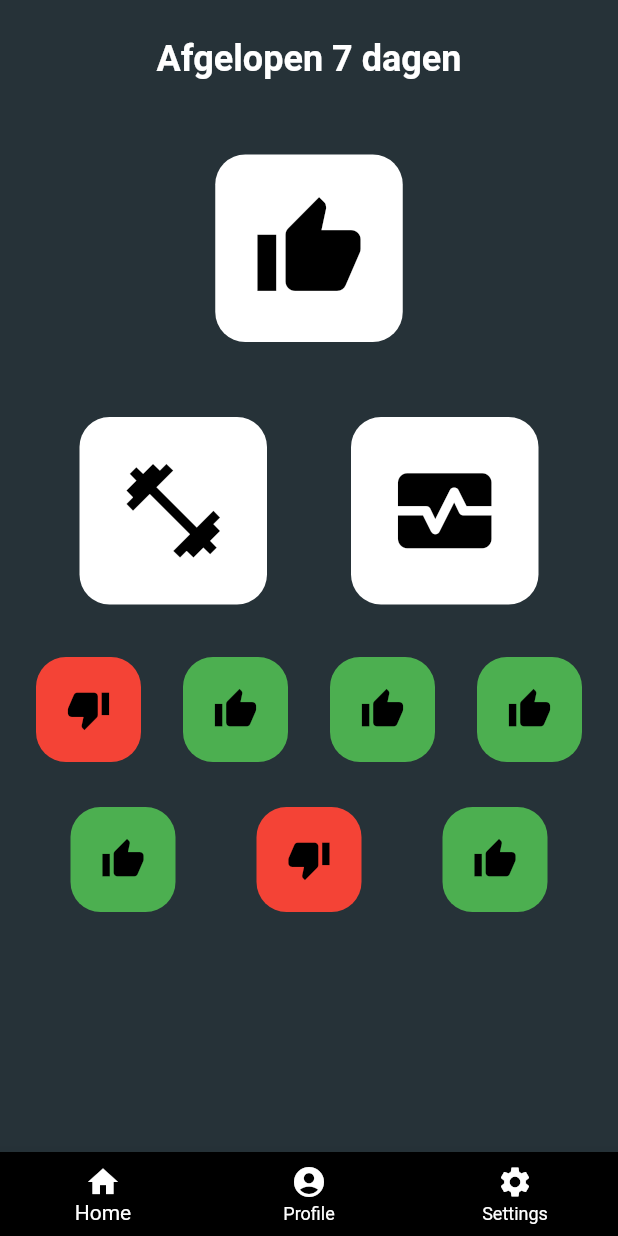
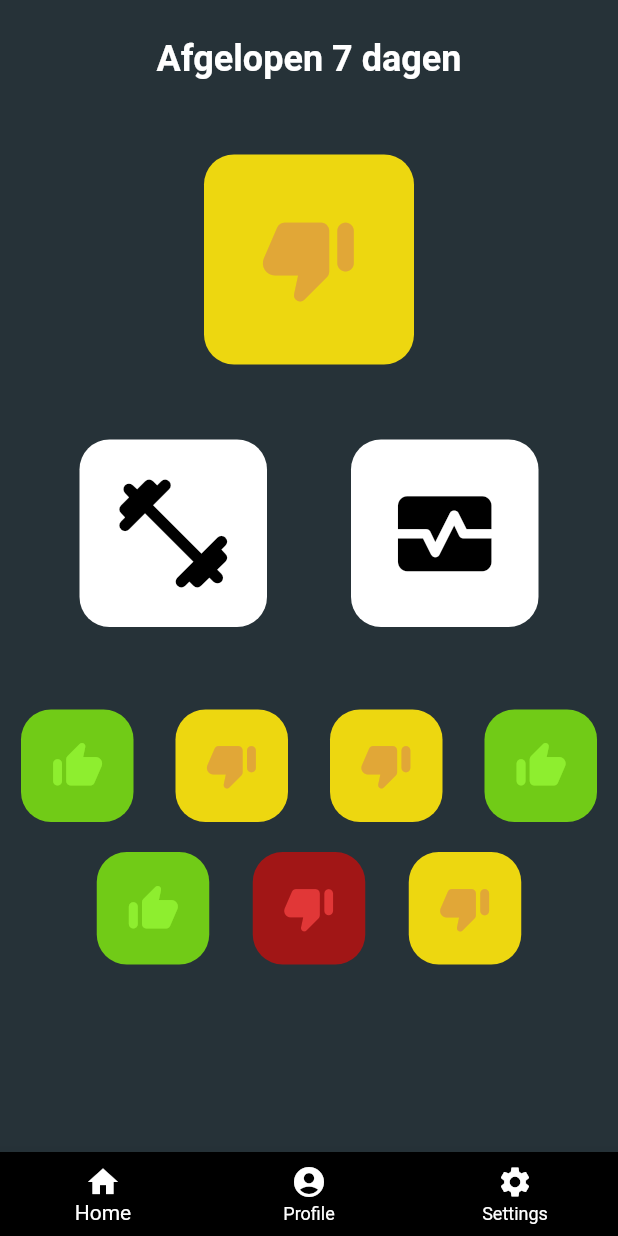
Before and after one commit to DwarfNinja/buddy-watch-app, a Flutter app: the screen it shows once a user with an empty profile is signed in, on a phone screen of 412 x 824 dp. Run offline on Flutter 3.47's test engine with Material 2 defaults, Android fonts, the phone set to English and light mode, and no system bars; our stand-ins replace supabase_flutter; missing offline and left inert: flutter_rating_native; accounts and stored records are empty; network calls fail.

Commit message:
Refactor: restyle and restructure dashboard
Restyle and restructure  to better reflect wireframes

```diff
--- a/lib/views/dashboard.dart
+++ b/lib/views/dashboard.dart
@@ -1,4 +1,5 @@
 import 'package:buddywatch_app/views/healthbook.dart';
+import 'package:buddywatch_app/widgets/thumb_indicator.dart';
 import 'package:flutter/material.dart';
 
 class Dashboard extends StatefulWidget {
@@ -20,10 +21,8 @@ class _DashboardState extends State<Dashboard> {
                 children: [
                   const Padding(
                     padding: EdgeInsets.all(25),
-                    //apply padding to all four sides
                     child: Align(
                         alignment: Alignment.center,
-                        // Align however you like (i.e .centerRight, centerLeft)
                         child: Text(
                           'Afgelopen 7 dagen',
                           textAlign: TextAlign.center,
@@ -33,26 +32,13 @@ class _DashboardState extends State<Dashboard> {
                             color: Colors.white,
                             fontSize: 24,
                           ),
-                        )),
+                        ),
+                    ),
                   ),
-                  Padding(
-                    padding: const EdgeInsets.all(25),
+                  const Padding(
+                    padding: EdgeInsets.all(25),
                     //apply padding to all four sides
-                    child: Container(
-                        height: 125.0,
-                        width: 125.0,
-                        color: Colors.transparent,
-                        child: Container(
-                          decoration: const BoxDecoration(
-                              color: Colors.white,
-                              borderRadius:
-                              BorderRadius.all(Radius.circular(20.0))),
-                          child: const Icon(
-                            Icons.thumb_up,
-                            color: Colors.black,
-                            size: 75.0,
-                          ),
-                        )),
+                    child: ThumbIndicator(size: 140, iconSize: 65, indication: Indication.warning)
                   ),
                   Padding(
                     padding: const EdgeInsets.all(25),
@@ -60,39 +46,38 @@ class _DashboardState extends State<Dashboard> {
                     child: Row(
                       mainAxisAlignment: MainAxisAlignment.spaceAround,
                       children: <Widget>[
-                        Container(
-                            height: 125.0,
-                            width: 125.0,
-                            color: Colors.transparent,
+                        SizedBox(
+                            height: 125,
+                            width: 125,
                             child: Container(
                               decoration: const BoxDecoration(
                                   color: Colors.white,
                                   borderRadius: BorderRadius.all(
-                                      Radius.circular(20.0))),
+                                      Radius.circular(20.0),
+                                  ),
+                              ),
                               child: const Icon(
-                                Icons.fitness_center,
+                                Icons.fitness_center_rounded,
                                 color: Colors.black,
-                                size: 75.0,
+                                size: 90,
                               ),
                             )),
-                        InkWell(
-                          child: Container(
-                              height: 125.0,
-                              width: 125.0,
-                              color: Colors.transparent,
-
+                        GestureDetector(
+                          child: SizedBox(
+                              height: 125,
+                              width: 125,
                               child: Container(
                                 decoration: const BoxDecoration(
                                     color: Colors.white,
                                     borderRadius: BorderRadius.all(
-                                        Radius.circular(20.0))),
+                                        Radius.circular(20.0),
+                                    ),
+                                ),
                                 child: const Icon(
                                   Icons.monitor_heart,
                                   color: Colors.black,
                                   size: 75.0,
-
                                 ),
-
                               )),
                           onTap: () {
                             Navigator.push(
@@ -104,126 +89,25 @@ class _DashboardState extends State<Dashboard> {
                       ],
                     ),
                   ),
+                  const SizedBox(height: 30),
+                  Row(
+                    mainAxisAlignment: MainAxisAlignment.spaceAround,
+                    children: const <Widget>[
+                      ThumbIndicator(indication: Indication.positive),
+                      ThumbIndicator(indication: Indication.warning),
+                      ThumbIndicator(indication: Indication.warning),
+                      ThumbIndicator(indication: Indication.positive),
+                    ],
+                  ),
+                  const SizedBox(height: 20),
                   Padding(
-                    padding: const EdgeInsets.all(10),
-                    //apply padding to all four sides
+                    padding: const EdgeInsets.only(left: 50, right: 50),
                     child: Row(
                       mainAxisAlignment: MainAxisAlignment.spaceAround,
-                      children: <Widget>[
-                        Container(
-                            height: 70.0,
-                            width: 70.0,
-                            color: Colors.transparent,
-                            child: Container(
-                              decoration: const BoxDecoration(
-                                  color: Colors.red,
-                                  borderRadius: BorderRadius.all(
-                                      Radius.circular(20.0))),
-                              child: const Icon(
-                                Icons.thumb_down,
-                                color: Colors.black,
-                                size: 30.0,
-                              ),
-                            )),
-                        Container(
-                            height: 70.0,
-                            width: 70.0,
-                            color: Colors.transparent,
-                            child: Container(
-                              decoration: const BoxDecoration(
-                                  color: Colors.green,
-                                  borderRadius: BorderRadius.all(
-                                      Radius.circular(20.0))),
-                              child: const Icon(
-                                Icons.thumb_up,
-                                color: Colors.black,
-                                size: 30.0,
-                              ),
-                            )),
-                        Container(
-                            height: 70.0,
-                            width: 70.0,
-                            color: Colors.transparent,
-                            child: Container(
-                              decoration: const BoxDecoration(
-                                  color: Colors.green,
-                                  borderRadius: BorderRadius.all(
-                                      Radius.circular(20.0))),
-                              child: const Icon(
-                                Icons.thumb_up,
-                                color: Colors.black,
-                                size: 30.0,
-                              ),
-                            )),
-                        Container(
-                            height: 70.0,
-                            width: 70.0,
-                            color: Colors.transparent,
-                            child: Container(
-                              decoration: const BoxDecoration(
-                                  color: Colors.green,
-                                  borderRadius: BorderRadius.all(
-                                      Radius.circular(20.0))),
-                              child: const Icon(
-                                Icons.thumb_up,
-                                color: Colors.black,
-                                size: 30.0,
-                              ),
-                            )),
-                      ],
-                    ),
-                  ),
-                  Padding(
-                    padding: const EdgeInsets.all(20),
-                    //apply padding to all four sides
-                    child: Row(
-                      mainAxisAlignment: MainAxisAlignment.spaceAround,
-                      children: <Widget>[
-                        Container(
-                            height: 70.0,
-                            width: 70.0,
-                            color: Colors.transparent,
-                            child: Container(
-                              decoration: const BoxDecoration(
-                                  color: Colors.green,
-                                  borderRadius: BorderRadius.all(
-                                      Radius.circular(20.0))),
-                              child: const Icon(
-                                Icons.thumb_up,
-                                color: Colors.black,
-                                size: 30.0,
-                              ),
-                            )),
-                        Container(
-                            height: 70.0,
-                            width: 70.0,
-                            color: Colors.transparent,
-                            child: Container(
-                              decoration: const BoxDecoration(
-                                  color: Colors.red,
-                                  borderRadius: BorderRadius.all(
-                                      Radius.circular(20.0))),
-                              child: const Icon(
-                                Icons.thumb_down,
-                                color: Colors.black,
-                                size: 30.0,
-                              ),
-                            )),
-                        Container(
-                            height: 70.0,
-                            width: 70.0,
-                            color: Colors.transparent,
-                            child: Container(
-                              decoration: const BoxDecoration(
-                                  color: Colors.green,
-                                  borderRadius: BorderRadius.all(
-                                      Radius.circular(20.0))),
-                              child: const Icon(
-                                Icons.thumb_up,
-                                color: Colors.black,
-                                size: 30.0,
-                              ),
-                            )),
+                      children: const <Widget>[
+                        ThumbIndicator(indication: Indication.positive),
+                        ThumbIndicator(indication: Indication.negative),
+                        ThumbIndicator(indication: Indication.warning),
                       ],
                     ),
                   ),
```
